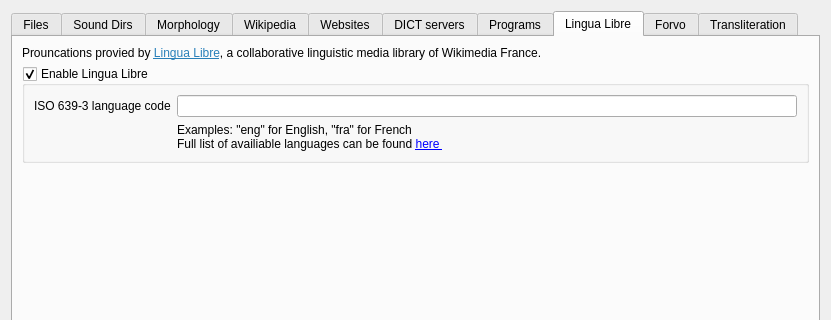
Qt form src/ui/sources.ui (xiaoyifang/goldendict-ng) before a commit; both pictures show x 0 to 831 and y 0 to 320 of the 831 by 531 pixel window.
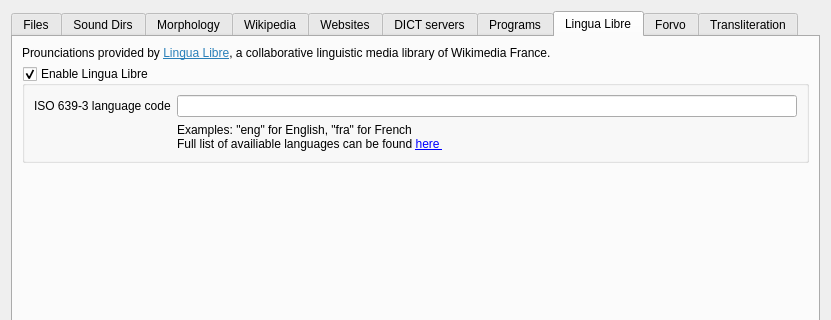
The same form after that commit. The open tabs and pages were chosen to show the change. Icons and pictures are not drawn.

Commit message:
i18n: fix typo in Lingua Libre Dialog
fix #1190

```diff
--- a/src/ui/sources.ui
+++ b/src/ui/sources.ui
@@ -468,7 +468,7 @@
        <item>
         <widget class="QLabel" name="label_17">
          <property name="text">
-          <string>&lt;html&gt;&lt;head/&gt;&lt;body&gt;&lt;p&gt;Prouncations provied by &lt;a href=&quot;https://lingualibre.org&quot;&gt;&lt;span style=&quot; text-decoration: underline; color:#2980b9;&quot;&gt;Lingua Libre&lt;/span&gt;&lt;/a&gt;, a collaborative linguistic media library of Wikimedia France. &lt;/p&gt;&lt;/body&gt;&lt;/html&gt;</string>
+          <string>&lt;html&gt;&lt;head/&gt;&lt;body&gt;&lt;p&gt;Prounciations provided by &lt;a href=&quot;https://lingualibre.org&quot;&gt;&lt;span style=&quot; text-decoration: underline; color:#2980b9;&quot;&gt;Lingua Libre&lt;/span&gt;&lt;/a&gt;, a collaborative linguistic media library of Wikimedia France. &lt;/p&gt;&lt;/body&gt;&lt;/html&gt;</string>
          </property>
          <property name="openExternalLinks">
           <bool>true</bool>
```
The commit also changes 1 other file.
